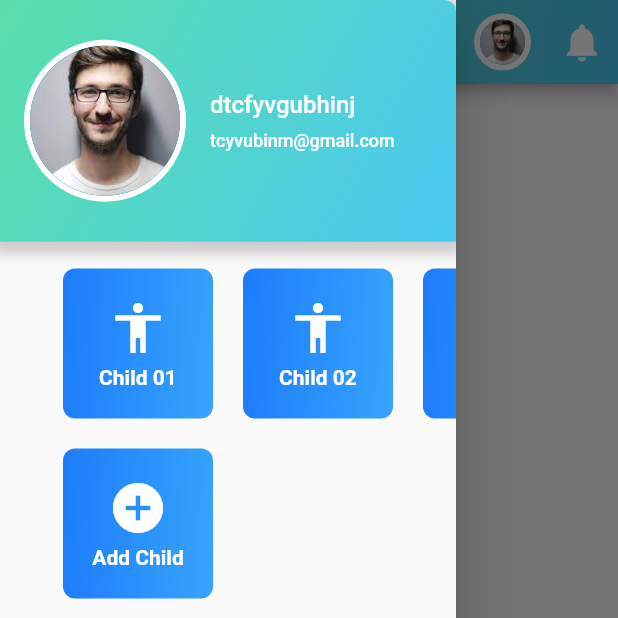
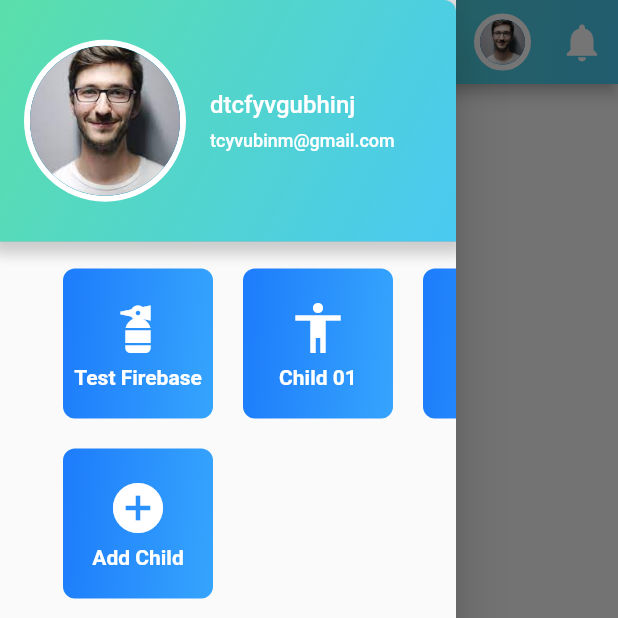
Before and after one commit to HasiniSama/SafeRide-Mobile, a Flutter app: the HomePage screen opened by its route, with the side drawer open, on a phone screen of 412 x 824 dp, the top half of it. Run offline on Flutter 3.47's test engine with Material 2 defaults, Android fonts, the phone set to English and light mode, and no system bars; our stand-ins replace firebase_core, firebase_database, geolocator, google_maps_flutter, table_calendar; missing offline and left inert: flutter_appauth; accounts and stored records are empty.

Commit message:
Added firebase configurations

```diff
--- a/frontend/lib/main.dart
+++ b/frontend/lib/main.dart
@@ -1,5 +1,6 @@
 import 'package:flutter/material.dart';
 import 'package:provider/provider.dart';
+import 'package:safe_ride_mobile/screens/firebase/FirebaseAdd.dart';
 import 'package:safe_ride_mobile/screens/home/ChildHomeScreen.dart';
 import 'package:safe_ride_mobile/screens/home/DriverHome.dart';
 import 'package:safe_ride_mobile/screens/home/HomeScreen.dart';
@@ -14,6 +15,7 @@ import 'dart:convert';
 import 'package:http/http.dart' as http;
 import 'package:flutter_appauth/flutter_appauth.dart';
 import 'package:safe_ride_mobile/providers/location_provider.dart';
+import 'package:firebase_core/firebase_core.dart';
 
 final FlutterAppAuth flutterAppAuth = FlutterAppAuth();
 
@@ -25,6 +27,8 @@ const userInfoEndpoint =
     'https://api.asgardeo.io/t/hasinisama2/oauth2/userinfo';
 
 void main() async {
+  WidgetsFlutterBinding.ensureInitialized();
+  await Firebase.initializeApp();
   runApp(const MyApp());
 }
 
@@ -146,6 +150,7 @@ class _MyAppState extends State<MyApp> {
             '/bus_list': (context) => const BusList(),
             '/payment': (context) => const PaymentDetails(),
             '/login': (context) => LoginPage(login: login),
+            '/firebase_add': (context) => const FirebaseAdd(),
           }),
     );
   }
--- a/frontend/lib/screens/home/HomeScreen.dart
+++ b/frontend/lib/screens/home/HomeScreen.dart
@@ -39,6 +39,13 @@ class _HomePageState extends State<HomePage> {
                 padding: const EdgeInsets.symmetric(horizontal: 32.0),
                 child: Row(
                   children: const <Widget>[
+                    IconSquare(
+                      navigator: '/firebase_add',
+                      icon: Icon(
+                        Icons.fire_hydrant,
+                      ),
+                      name: 'Test Firebase',
+                    ),
                     IconSquare(
                       navigator: '/child_home',
                       icon: Icon(
--- a/frontend/pubspec.yaml
+++ b/frontend/pubspec.yaml
@@ -40,6 +40,8 @@ dependencies:
   provider: ^6.1.1
   table_calendar: ^3.0.9
   flutter_launcher_icons: ^0.13.1
+  firebase_core: ^2.25.4
+  firebase_database: ^10.4.5
 
   http: ^0.13.6
   flutter_appauth: ^4.2.1
```
Also changed, not shown: frontend/lib/screens/firebase/FirebaseAdd.dart (added, +64 -0 lines), 2 other files.
